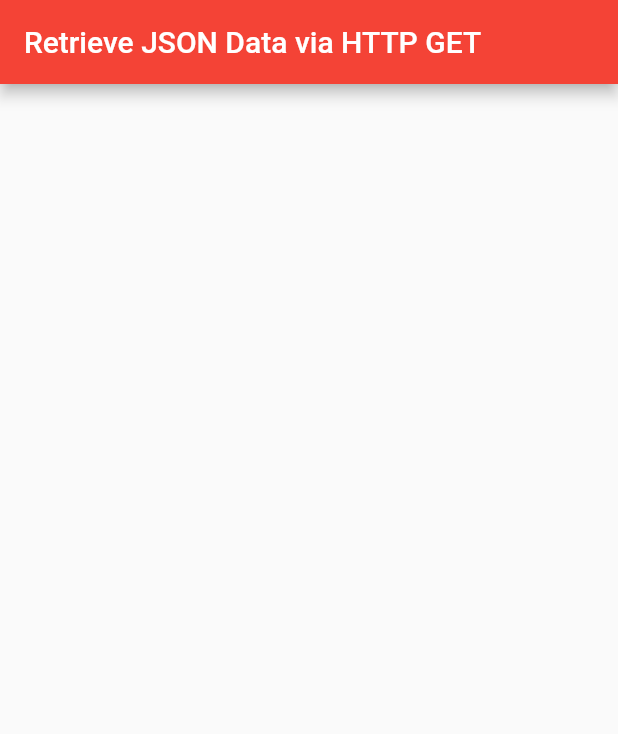
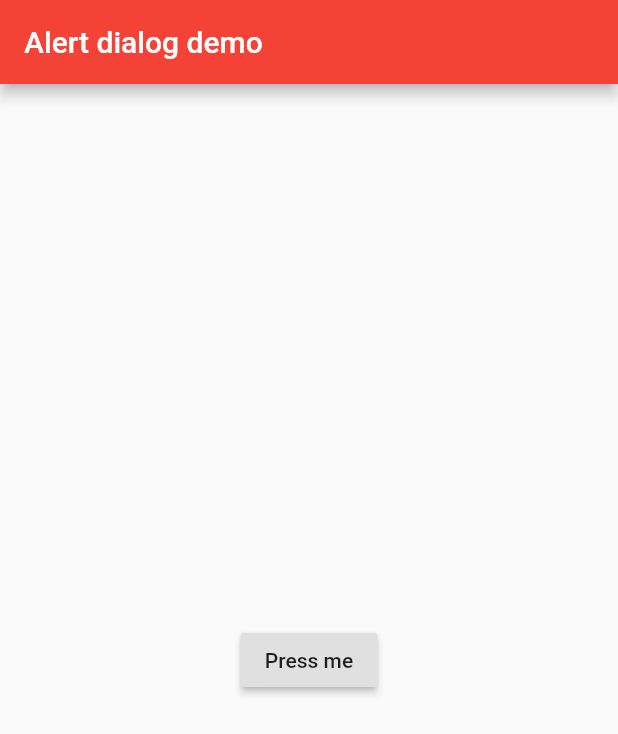
Before and after one commit to abhijeetvader9287/flutter_first, a Flutter app: the screen it shows after launch, on a phone screen of 412 x 824 dp. Shown: the top 734 px of the screen. Run offline on Flutter 3.47's test engine with Material 2 defaults, Android fonts, the phone set to English and light mode, and no system bars.

Commit message:
alert dialog added

```diff
--- a/lib/main.dart
+++ b/lib/main.dart
@@ -7,7 +7,7 @@ import 'package:http/http.dart' as http;
 void main() {
   runApp(MaterialApp(
     title: "My first app",
-    home: MyGetHttpData(),
+    home: MyDialogDemo(),
     /* Scaffold(
       appBar: AppBar(
         title: Text("My first app appBar"),
@@ -24,6 +24,50 @@ void main() {
         backgroundColor: Colors.orange),
   ));
 }
+
+class MyDialogDemo extends StatefulWidget
+{
+  @override
+  State<StatefulWidget> createState() {
+    // TODO: implement createState
+    return MyDialogDemoState();
+  }
+
+}
+class MyDialogDemoState extends State<MyDialogDemo>
+{
+
+  AlertDialog dialog=AlertDialog(
+    content: Text(
+    "Hello",style: TextStyle(fontSize: 15.0),
+    ),
+  );
+
+
+  @override
+  Widget build(BuildContext context) {
+    // TODO: implement build
+    return Scaffold(
+      appBar: AppBar(
+        title: Text("Alert dialog demo"),
+      ),
+      body: Container(
+        child: Center(
+          child: RaisedButton(
+            child: Text("Press me"),
+            onPressed: (){
+              showDialog(context: context,builder: (BuildContext context)=> dialog);
+            },
+          ),
+        ),
+      ),
+    );
+  }
+
+}
+
+
+
 
 class MyApp extends StatelessWidget {
   @override
```
